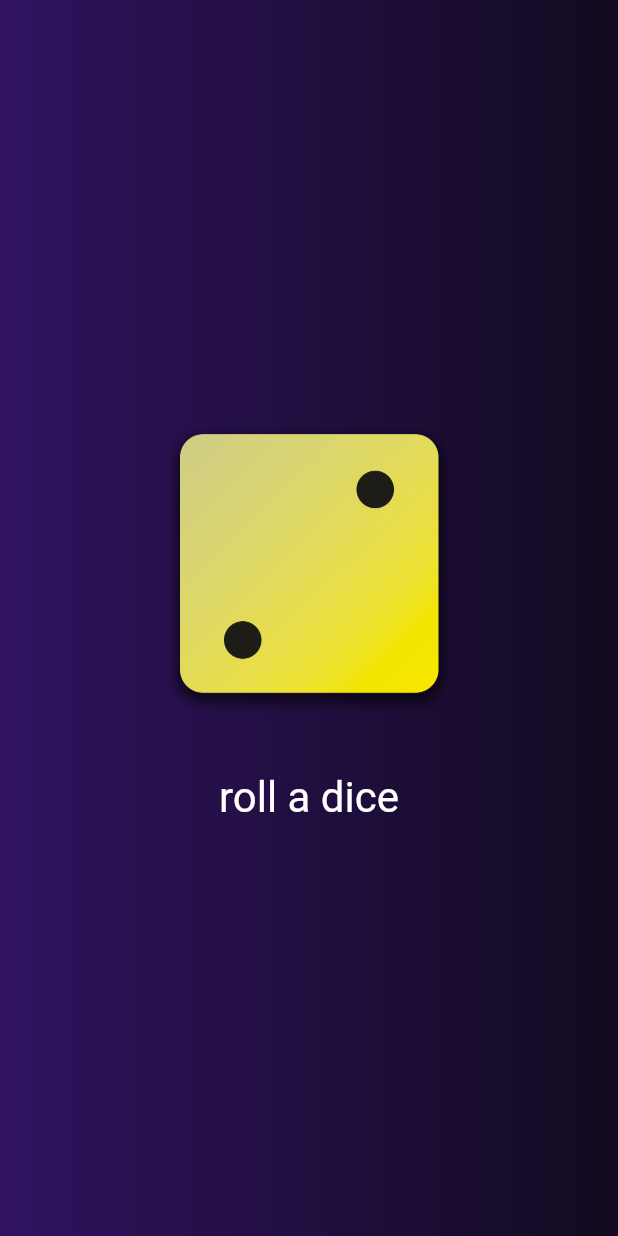
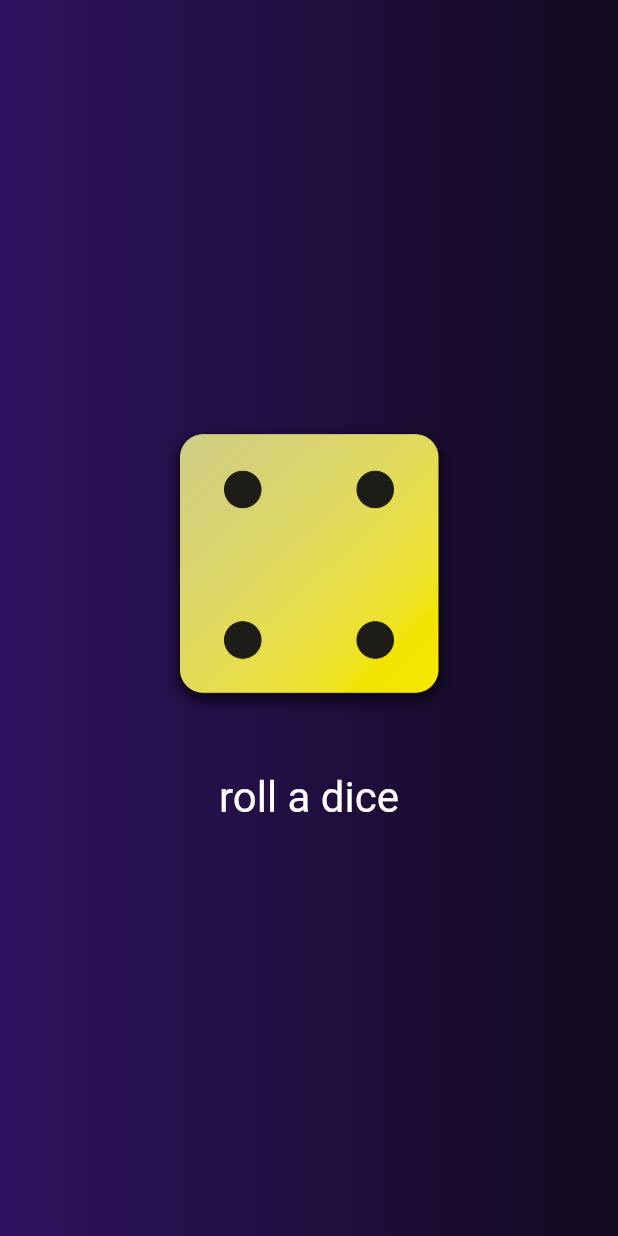
Before and after one commit to KMaleesha/Dice-Roller, a Flutter app: the screen it shows after launch, after a tap on "roll a dice", on a phone screen of 412 x 824 dp. Run offline on Flutter 3.47's test engine with Material 3 defaults, Android fonts, the phone set to English and light mode, and no system bars.

Commit message:
roller button

```diff
--- /dev/null
+++ b/lib/dice_roller.dart
@@ -0,0 +1,43 @@
+import 'package:flutter/material.dart';
+
+class DiceRoller extends StatefulWidget {
+  const DiceRoller({super.key});
+
+  @override
+  State<DiceRoller> createState() {
+    return _DiceRollerState();
+  }
+}
+
+class _DiceRollerState extends State<DiceRoller> {
+  var activeDiceImage = 'assets/images/dice-2.png';
+
+  void rollDice() {
+    setState(() {
+      activeDiceImage = 'assets/images/dice-4.png';
+    });
+  }
+
+  @override
+  Widget build(context) {
+    return Column(
+      mainAxisSize: MainAxisSize.min,
+      children: [
+        Image.asset(
+          activeDiceImage,
+          width: 200,
+          //height: 200,
+        ),
+        const SizedBox(height: 20),
+        TextButton(
+          onPressed: rollDice,
+          style: TextButton.styleFrom(
+              padding: const EdgeInsets.only(top: 20),
+              foregroundColor: Colors.white,
+              textStyle: const TextStyle(fontSize: 28)),
+          child: const Text("roll a dice"),
+        )
+      ],
+    );
+  }
+}
--- a/lib/gradient_container.dart
+++ b/lib/gradient_container.dart
@@ -1,4 +1,5 @@
 import 'package:flutter/material.dart';
+import './dice_roller.dart';
 
 const startAlignment = Alignment.topLeft;
 const endAlignmrnt = Alignment.topRight;
@@ -16,8 +17,6 @@ class GradientContainer extends StatelessWidget {
 
   //final List<Color> colors; // can not be edit final so use const
 
-  void rollDice() {}
-
   @override
   Widget build(context) {
     return Container(
@@ -28,26 +27,8 @@ class GradientContainer extends StatelessWidget {
           end: endAlignmrnt,
         ),
       ),
-      child: Center(
-        child: Column(
-          mainAxisSize: MainAxisSize.min,
-          children: [
-            Image.asset(
-              'assets/images/dice-2.png',
-              width: 200,
-              //height: 200,
-            ),
-            const SizedBox(height: 20),
-            TextButton(
-              onPressed: rollDice,
-              style: TextButton.styleFrom(
-                  padding: const EdgeInsets.only(top: 20),
-                  foregroundColor: Colors.white,
-                  textStyle: const TextStyle(fontSize: 28)),
-              child: const Text("roll a dice"),
-            )
-          ],
-        ),
+      child: const Center(
+        child: DiceRoller(),
       ),
     );
   }
```
